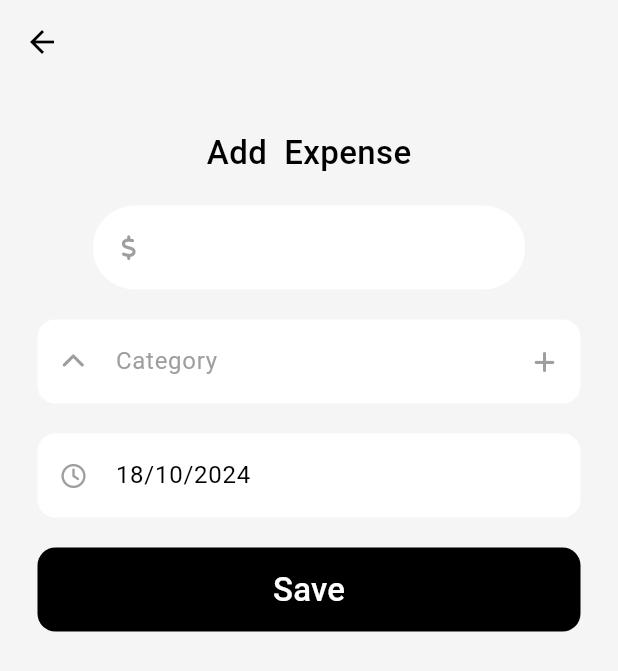
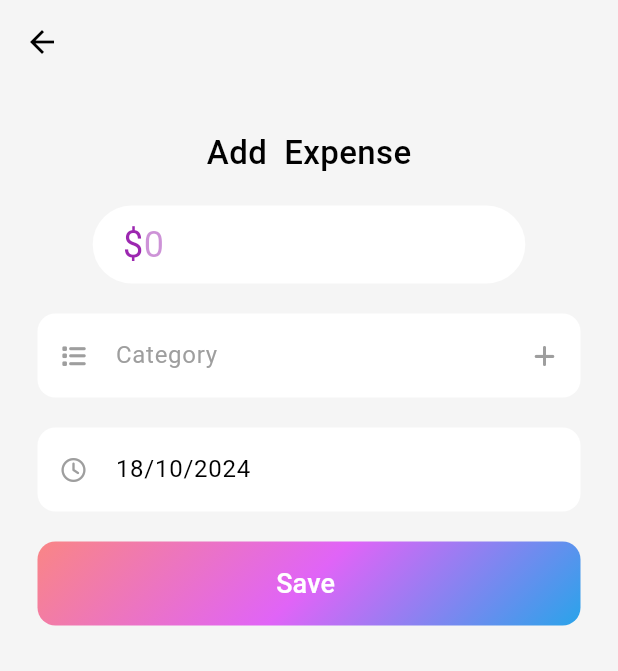
Before and after one commit to nkusikevin/ExpenseTracker, a Flutter app: the screen it shows after launch, after a tap on an icon or button, on a phone screen of 412 x 824 dp. Shown: the top 671 px of the screen. Run offline on Flutter 3.47's test engine with Material 3 defaults, Android fonts, the phone set to English and light mode, and no system bars; our stand-ins replace bloc, cloud_firestore, equatable, firebase_core, fl_chart, fluentui_system_icons and 3 more; accounts and stored records are empty.

Commit message:
fixing category icon display

```diff
--- a/lib/components/expenses_tile.dart
+++ b/lib/components/expenses_tile.dart
@@ -37,7 +37,7 @@ class ExpensesTile extends StatelessWidget {
               const SizedBox(width: 10),
               Text(
                 name,
-                style: TextStyle(
+                style: const TextStyle(
                   fontWeight: FontWeight.bold,
                   fontSize: 16,
                 ),
--- a/lib/screens/createExp/views/add_new_exp.dart
+++ b/lib/screens/createExp/views/add_new_exp.dart
@@ -1,7 +1,11 @@
+import 'dart:math';
+
 import 'package:expense_repository/expense_repository.dart';
+import 'package:expense_tracker/components/category_tile.dart';
 import 'package:expense_tracker/components/create_category.dart';
 import 'package:expense_tracker/components/snackBar.dart';
 import 'package:expense_tracker/screens/createExp/bloc/get_categories/get_categories_bloc.dart';
+import 'package:expense_tracker/utils/icon_mapping.dart';
 import 'package:flutter/material.dart';
 import 'package:flutter_bloc/flutter_bloc.dart';
 import 'package:font_awesome_flutter/font_awesome_flutter.dart';
@@ -17,15 +21,16 @@ class AddNewExp extends StatefulWidget {
 }
 
 class _AddNewExpState extends State<AddNewExp> {
-  TextEditingController _amountController = TextEditingController();
-  TextEditingController _categoryController = TextEditingController();
-  TextEditingController _dateController = TextEditingController();
+  final TextEditingController _amountController = TextEditingController();
+  final TextEditingController _categoryController = TextEditingController();
+  final TextEditingController _dateController = TextEditingController();
   DateTime selectedDate = DateTime.now();
   late Expense expense;
 
   bool isCategoryClicked = false;
   bool isLoading = false;
 
+  // ignore: non_constant_identifier_names
   void add_expense() {
     context.read<CreateExpenseBloc>().add(CreateExpense(expense));
   }
@@ -35,6 +40,7 @@ class _AddNewExpState extends State<AddNewExp> {
     _dateController.text = DateFormat("dd/MM/yyyy").format(DateTime.now());
     context.read<GetCategoriesBloc>().add(GetCategories());
     expense = Expense.empty;
+    expense.category = Category.empty;
     expense.expenseId = const Uuid().v1();
     super.initState();
   }
@@ -43,7 +49,7 @@ class _AddNewExpState extends State<AddNewExp> {
     return BlocListener<CreateExpenseBloc, CreateExpenseState>(
       listener: (context, state) {
         if (state is CreateExpenseSuccess) {
-          showCustomSnackBar(context, 'Expense added successfully' ,"success");
+          showCustomSnackBar(context, 'Expense added successfully', "success");
           expense = Expense.empty;
           Navigator.pop(context);
         } else if (state is CreateExpenseFailure) {
@@ -80,27 +86,42 @@ class _AddNewExpState extends State<AddNewExp> {
                             ),
                           ),
                           const SizedBox(height: 20),
-                          SizedBox(
+                          Container(
+                            padding: const EdgeInsets.symmetric(horizontal: 20),
+                            decoration: BoxDecoration(
+                              color: Colors.white,
+                              borderRadius: BorderRadius.circular(50),
+                            ),
                             width: MediaQuery.of(context).size.width * 0.7,
+                            child: Center(
+                              child: Row(
+                                children: [
+                                  const Text(
+                                    '\$',
+                                    style: TextStyle(
+                                        fontSize: 24, color: Colors.purple),
+                                  ),
+                                  Expanded(
                                     child: TextField(
                                       controller: _amountController,
+                                      keyboardType: TextInputType.number,
+                                      style: const TextStyle(
+                                          fontSize: 24, color: Colors.purple),
+                                      decoration: InputDecoration(
+                                        border: InputBorder.none,
+                                        hintText: '0',
+                                        hintStyle: TextStyle(
+                                            color:
+                                                Colors.purple.withOpacity(0.5)),
+                                      ),
                                       onChanged: (value) {
-                                setState(() {
+                                        if (value.isNotEmpty) {
                                           expense.amount = int.parse(value);
-                                });
+                                        }
                                       },
-                              textAlignVertical: TextAlignVertical.center,
-                              keyboardType: TextInputType.number,
-                              decoration: InputDecoration(
-                                filled: true,
-                                fillColor: Colors.white,
-                                prefixIcon: const Icon(
-                                    FontAwesomeIcons.dollarSign,
-                                    size: 16,
-                                    color: Colors.grey),
-                                border: OutlineInputBorder(
-                                    borderRadius: BorderRadius.circular(30),
-                                    borderSide: BorderSide.none),
+                                    ),
+                                  ),
+                                ],
                               ),
                             ),
                           ),
@@ -117,13 +138,12 @@ class _AddNewExpState extends State<AddNewExp> {
                             keyboardType: TextInputType.number,
                             decoration: InputDecoration(
                               filled: true,
-                              fillColor: expense.category == Category.empty
-                                  ? Colors.white
-                                  : Color(expense.category.color),
+                              fillColor: Colors.white,
                              prefixIcon: Icon(
-                                isCategoryClicked
-                                    ? FontAwesomeIcons.chevronDown
-                                    : FontAwesomeIcons.chevronUp,
+                                expense.category == Category.empty
+                                    ? FontAwesomeIcons.list
+                                    : IconMapping.getIcon(
+                                        expense.category.icon),
                                 size: 16,
                                 color: Colors.grey,
                               ),
@@ -139,7 +159,7 @@ class _AddNewExpState extends State<AddNewExp> {
                               ),
                               border: OutlineInputBorder(
                                 borderRadius: BorderRadius.vertical(
-                                  top: Radius.circular(12),
+                                  top: const Radius.circular(12),
                                   bottom: Radius.circular(
                                       isCategoryClicked ? 0 : 12),
                                 ),
@@ -170,26 +190,23 @@ class _AddNewExpState extends State<AddNewExp> {
                                       child: ListView.builder(
                                         itemCount: state.categories.length,
                                         itemBuilder: (context, index) {
-                                          return Card(
-                                            color: Color(
-                                                state.categories[index].color),
-                                            child: ListTile(
-                                              leading: Icon(
-                                                  color: Colors.white,
-                                                  state.categories[index].icon),
-                                              title: Text(
-                                                  state.categories[index].name),
+                                          return CategoryTile(
+                                            category: state.categories[index],
                                             onTap: () {
                                               setState(() {
                                                 expense.category =
                                                     state.categories[index];
-                                                  _categoryController.text =
+
+                                                expense.category.icon =
                                                     state.categories[index]
-                                                          .name;
+                                                        .icon;
+
+
+                                                _categoryController.text = state
+                                                    .categories[index].name;
                                                 isCategoryClicked = false;
                                               });
                                             },
-                                            ),
                                           );
                                         },
                                       ),
@@ -231,33 +248,32 @@ class _AddNewExpState extends State<AddNewExp> {
                                   borderRadius: BorderRadius.circular(12),
                                   borderSide: BorderSide.none),
                               hintText: 'Date',
-                              hintStyle: TextStyle(color: Colors.grey),
+                              hintStyle: const TextStyle(color: Colors.grey),
                             ),
                           ),
                           const SizedBox(height: 20),
-                          SizedBox(
+                          Container(
                             width: double.infinity,
                             height: kToolbarHeight,
+                            decoration: BoxDecoration(
+                              borderRadius: BorderRadius.circular(12),
+                              gradient: LinearGradient(colors: [
+                                Theme.of(context).colorScheme.tertiary,
+                                Theme.of(context).colorScheme.secondary,
+                                Theme.of(context).colorScheme.primary,
+                              ], transform: const GradientRotation(pi / 4)),
+                            ),
                             child: TextButton(
-                              style: TextButton.styleFrom(
-                                backgroundColor: Colors.black,
-                                shape: RoundedRectangleBorder(
-                                  borderRadius: BorderRadius.circular(12),
+                                onPressed: isLoading ? null : add_expense,
+                                child: isLoading
+                                    ? const CircularProgressIndicator(
+                                        color: Colors.white)
+                                    : const Text(
+                                        'Save ',
+                                        style: TextStyle(
+                                            fontSize: 18, color: Colors.white),
+                                      )),
                           ),
-                              ),
-                              onPressed: () {
-                                add_expense();
-                              },
-                              child: const Text(
-                                'Save',
-                                style: TextStyle(
-                                  color: Colors.white,
-                                  fontSize: 22,
-                                  fontWeight: FontWeight.w500,
-                                ),
-                              ),
-                            ),
-                          )
                         ],
                       ));
                 } else {
--- /dev/null
+++ b/lib/utils/icon_mapping.dart
@@ -0,0 +1,38 @@
+import 'package:flutter/material.dart';
+import 'package:font_awesome_flutter/font_awesome_flutter.dart';
+
+class IconMapping {
+  static final Map<String, IconData> _iconMap = {
+    'house': FontAwesomeIcons.house,
+    'car': FontAwesomeIcons.car,
+    'plane': FontAwesomeIcons.plane,
+    'burger': FontAwesomeIcons.burger,
+    'mug-saucer': FontAwesomeIcons.mugSaucer,
+    'shirt': FontAwesomeIcons.shirt,
+    'gift': FontAwesomeIcons.gift,
+    'gamepad': FontAwesomeIcons.gamepad,
+    'dog': FontAwesomeIcons.dog,
+    'cat': FontAwesomeIcons.cat,
+    'book': FontAwesomeIcons.book,
+    'music': FontAwesomeIcons.music,
+    'film': FontAwesomeIcons.film,
+    'paintbrush': FontAwesomeIcons.paintbrush,
+    'camera': FontAwesomeIcons.camera,
+    'question': FontAwesomeIcons.question,
+  };
+
+  static IconData getIcon(String iconName) {
+    return _iconMap[iconName] ?? FontAwesomeIcons.question;
+  }
+
+  static String getIconName(IconData icon) {
+    return _iconMap.entries
+        .firstWhere((entry) => entry.value == icon,
+            orElse: () => MapEntry('question', FontAwesomeIcons.question))
+        .key;
+  }
+
+  static List<MapEntry<String, IconData>> getAllIcons() {
+    return _iconMap.entries.toList();
+  }
+}
--- a/packages/expense_repository/lib/src/models/category.dart
+++ b/packages/expense_repository/lib/src/models/category.dart
@@ -1,11 +1,10 @@
 import 'package:expense_repository/src/entities/category_entity.dart';
-import 'package:flutter/material.dart';
 
 class Category {
   String categoryId;
   String name;
   int totalExpenses;
-  IconData icon;
+  String icon;
   int color;
 
   Category({
@@ -20,7 +19,7 @@ class Category {
       categoryId: '',
       name: '',
       totalExpenses: 0,
-      icon: Icons.question_answer,
+      icon: 'question',
       color: 0);
 
   CategoryEntity toEntity() {
@@ -28,7 +27,7 @@ class Category {
       categoryId: categoryId,
       name: name,
       totalExpenses: totalExpenses,
-      icon: icon.codePoint.toString(),
+      icon: icon,
       color: color,
     );
   }
@@ -38,7 +37,7 @@ class Category {
       categoryId: entity.categoryId,
       name: entity.name,
       totalExpenses: entity.totalExpenses,
-      icon: IconData(int.parse(entity.icon), fontFamily: 'FontAwesomeIcons'),
+      icon: entity.icon,
       color: entity.color,
     );
   }
```
Also changed, not shown: lib/components/category_tile.dart (added, +35 -0 lines), lib/components/create_category.dart (+41 -27 lines). Lines whose indentation alone changed are shown as unchanged.
